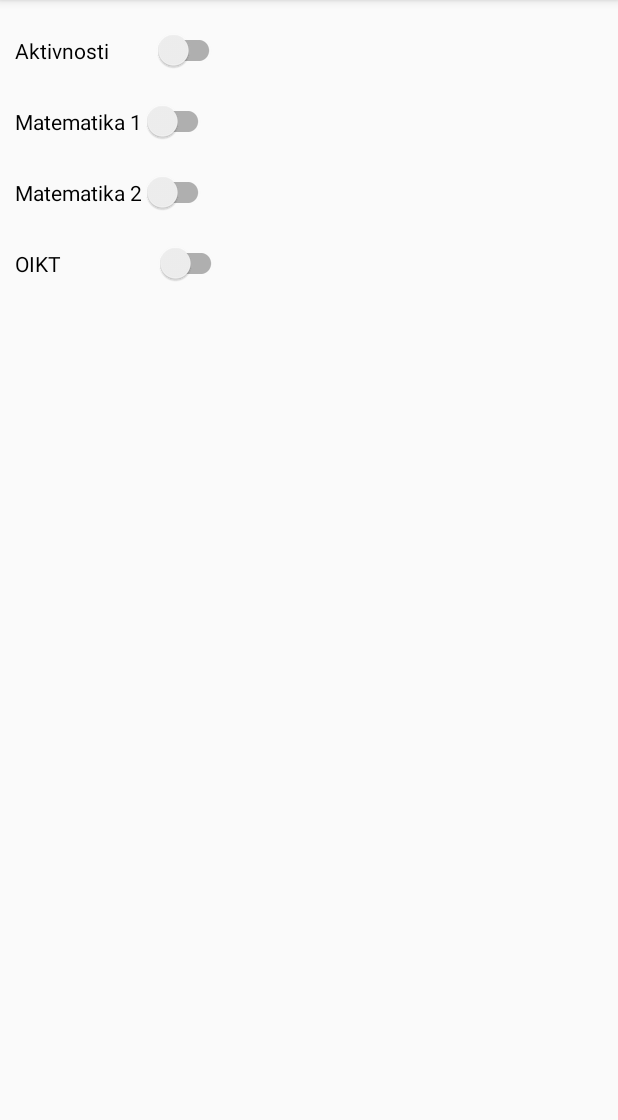
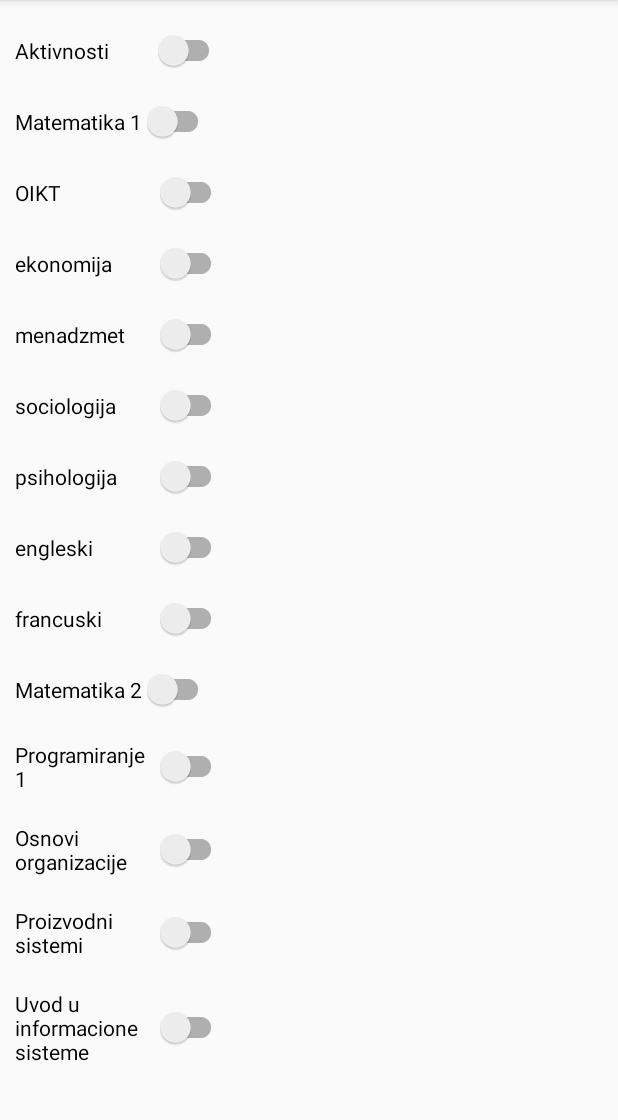
Before and after one commit to Jazz-NZ/FonNoti, an Android app: the PrvaGodinaActivity screen opened directly, with no data from a screen before it, on a phone screen of 412 x 824 dp, the part 84-1204 px from its top. Run offline under Robolectric (Android 15) with nearby library versions, the phone set to English and light mode, and no system bars.

Commit message:
Dodati svi predmeti za prvu godinu. Predmeti kod kojih stoji malo slovo nisu uradjeni tj fali im baza.

```diff
--- a/app/src/main/java/com/example/fonnoti/PrvaGodinaActivity.java
+++ b/app/src/main/java/com/example/fonnoti/PrvaGodinaActivity.java
@@ -13,6 +13,9 @@ public class PrvaGodinaActivity extends AppCompatActivity {
     SwitchCompat mata1Sw;
     SwitchCompat mata2Sw;
     SwitchCompat oikt;
+    SwitchCompat oo;
+    SwitchCompat p1;
+    SwitchCompat uis;
 
     @Override
     protected void onCreate(Bundle savedInstanceState) {
@@ -30,6 +33,19 @@ public class PrvaGodinaActivity extends AppCompatActivity {
 
         oikt = (SwitchCompat) findViewById(R.id.oiktSw);
         swithHandler(oikt, "oiktSave","oikt");
+
+        oo = (SwitchCompat) findViewById(R.id.osnoviogranizacijeSw);
+        swithHandler(oo, "ooSave","osnovi-organizacije");
+
+        p1 = (SwitchCompat) findViewById(R.id.programiranje1);
+        swithHandler(p1, "p1Save","programiranje-1");
+
+        uis = (SwitchCompat) findViewById(R.id.uisSw);
+        swithHandler(uis, "uisSave","uvod-u-informacione-sisteme");
+
+
+
+
 
 
 
--- a/app/src/main/res/layout/activity_prva_godina.xml
+++ b/app/src/main/res/layout/activity_prva_godina.xml
@@ -20,7 +20,7 @@
             android:layout_marginTop="20dp"
             android:layout_marginRight="10dp"
             android:layout_marginBottom="10dp"
-            android:text="Aktivnosti"></androidx.appcompat.widget.SwitchCompat>
+            android:text="@string/aktivnosti"></androidx.appcompat.widget.SwitchCompat>
 
         <androidx.appcompat.widget.SwitchCompat
             android:id="@+id/mata1Sw"
@@ -32,17 +32,6 @@
             android:layout_marginRight="10dp"
             android:layout_marginBottom="10dp"
             android:text="Matematika 1"></androidx.appcompat.widget.SwitchCompat>
-
-        <androidx.appcompat.widget.SwitchCompat
-            android:id="@+id/mata2Sw"
-            android:layout_width="wrap_content"
-
-            android:layout_height="wrap_content"
-            android:layout_marginLeft="10dp"
-            android:layout_marginTop="10dp"
-            android:layout_marginRight="10dp"
-            android:layout_marginBottom="10dp"
-            android:text="Matematika 2"></androidx.appcompat.widget.SwitchCompat>
 
 
         <androidx.appcompat.widget.SwitchCompat
@@ -57,5 +46,128 @@
             android:text="OIKT"></androidx.appcompat.widget.SwitchCompat>
 
 
+        <androidx.appcompat.widget.SwitchCompat
+            android:id="@+id/ekonomijaSw"
+            android:layout_width="141dp"
+
+            android:layout_height="wrap_content"
+            android:layout_marginLeft="10dp"
+            android:layout_marginTop="10dp"
+            android:layout_marginRight="10dp"
+            android:layout_marginBottom="10dp"
+            android:text="ekonomija"></androidx.appcompat.widget.SwitchCompat>
+
+        <androidx.appcompat.widget.SwitchCompat
+            android:id="@+id/menadzmentSw"
+            android:layout_width="141dp"
+
+            android:layout_height="wrap_content"
+            android:layout_marginLeft="10dp"
+            android:layout_marginTop="10dp"
+            android:layout_marginRight="10dp"
+            android:layout_marginBottom="10dp"
+            android:text="menadzmet"></androidx.appcompat.widget.SwitchCompat>
+
+        <androidx.appcompat.widget.SwitchCompat
+            android:id="@+id/sociologijaSw"
+            android:layout_width="141dp"
+
+            android:layout_height="wrap_content"
+            android:layout_marginLeft="10dp"
+            android:layout_marginTop="10dp"
+            android:layout_marginRight="10dp"
+            android:layout_marginBottom="10dp"
+            android:text="sociologija"></androidx.appcompat.widget.SwitchCompat>
+
+        <androidx.appcompat.widget.SwitchCompat
+            android:id="@+id/psihologijaSw"
+            android:layout_width="141dp"
+
+            android:layout_height="wrap_content"
+            android:layout_marginLeft="10dp"
+            android:layout_marginTop="10dp"
+            android:layout_marginRight="10dp"
+            android:layout_marginBottom="10dp"
+            android:text="psihologija"></androidx.appcompat.widget.SwitchCompat>
+
+        <androidx.appcompat.widget.SwitchCompat
+            android:id="@+id/engleskiSw"
+            android:layout_width="141dp"
+
+            android:layout_height="wrap_content"
+            android:layout_marginLeft="10dp"
+            android:layout_marginTop="10dp"
+            android:layout_marginRight="10dp"
+            android:layout_marginBottom="10dp"
+            android:text="engleski"></androidx.appcompat.widget.SwitchCompat>
+
+        <androidx.appcompat.widget.SwitchCompat
+            android:id="@+id/francuskiSw"
+            android:layout_width="141dp"
+
+            android:layout_height="wrap_content"
+            android:layout_marginLeft="10dp"
+            android:layout_marginTop="10dp"
+            android:layout_marginRight="10dp"
+            android:layout_marginBottom="10dp"
+            android:text="francuski"></androidx.appcompat.widget.SwitchCompat>
+
+
+        <androidx.appcompat.widget.SwitchCompat
+            android:id="@+id/mata2Sw"
+            android:layout_width="wrap_content"
+
+            android:layout_height="wrap_content"
+            android:layout_marginLeft="10dp"
+            android:layout_marginTop="10dp"
+            android:layout_marginRight="10dp"
+            android:layout_marginBottom="10dp"
+            android:text="Matematika 2"></androidx.appcompat.widget.SwitchCompat>
+
+        <androidx.appcompat.widget.SwitchCompat
+            android:id="@+id/programiranje1"
+            android:layout_width="141dp"
+
+            android:layout_height="wrap_content"
+            android:layout_marginLeft="10dp"
+            android:layout_marginTop="10dp"
+            android:layout_marginRight="10dp"
+            android:layout_marginBottom="10dp"
+            android:text="Programiranje 1"></androidx.appcompat.widget.SwitchCompat>
+
+        <androidx.appcompat.widget.SwitchCompat
+            android:id="@+id/osnoviogranizacijeSw"
+            android:layout_width="141dp"
+
+            android:layout_height="wrap_content"
+            android:layout_marginLeft="10dp"
+            android:layout_marginTop="10dp"
+            android:layout_marginRight="10dp"
+            android:layout_marginBottom="10dp"
+            android:text="Osnovi organizacije"></androidx.appcompat.widget.SwitchCompat>
+
+        <androidx.appcompat.widget.SwitchCompat
+            android:id="@+id/proizvodniSistemiSw"
+            android:layout_width="141dp"
+
+            android:layout_height="wrap_content"
+            android:layout_marginLeft="10dp"
+            android:layout_marginTop="10dp"
+            android:layout_marginRight="10dp"
+            android:layout_marginBottom="10dp"
+            android:text="Proizvodni sistemi"></androidx.appcompat.widget.SwitchCompat>
+
+        <androidx.appcompat.widget.SwitchCompat
+            android:id="@+id/uisSw"
+            android:layout_width="141dp"
+
+            android:layout_height="wrap_content"
+            android:layout_marginLeft="10dp"
+            android:layout_marginTop="10dp"
+            android:layout_marginRight="10dp"
+            android:layout_marginBottom="10dp"
+            android:text="Uvod u informacione sisteme"></androidx.appcompat.widget.SwitchCompat>
+
+
     </LinearLayout>
 </androidx.constraintlayout.widget.ConstraintLayout>
--- a/app/src/main/res/values/strings.xml
+++ b/app/src/main/res/values/strings.xml
@@ -2,4 +2,5 @@
     <string name="app_name">FON Noti</string>
     <string name="default_notification_channel_id" translatable="false">fcm_default_channel</string>
     <string name="msg_token_fmt" translatable="false">msg_token_fmt</string>
+    <string name="aktivnosti">Aktivnosti</string>
 </resources>
```
